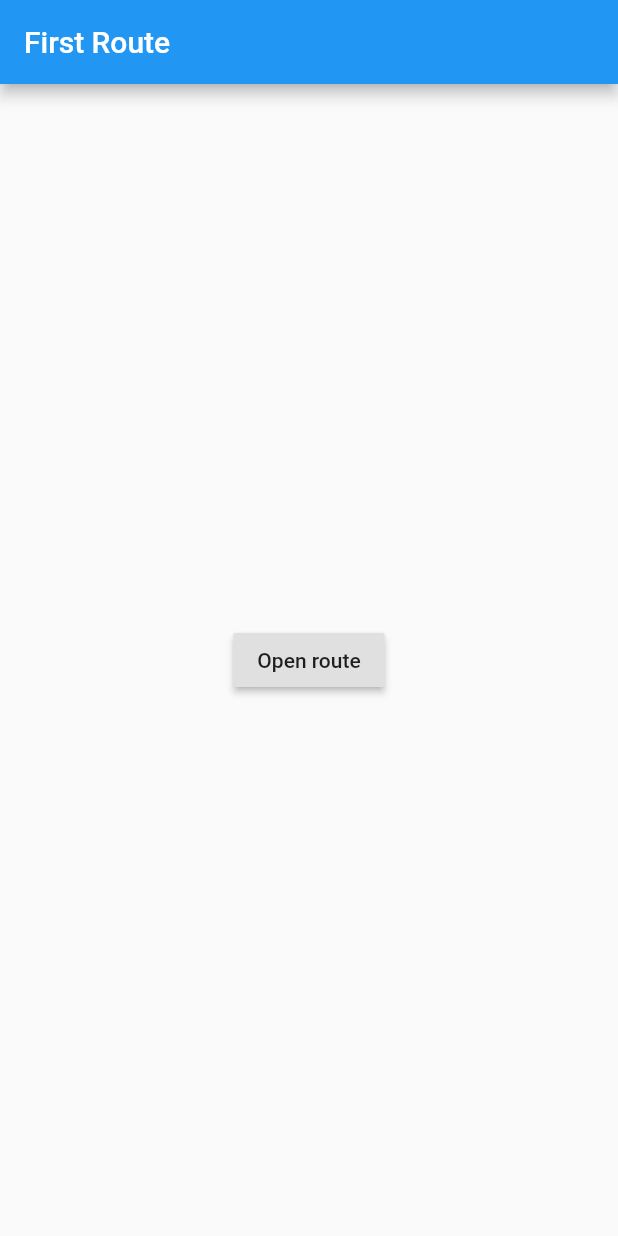
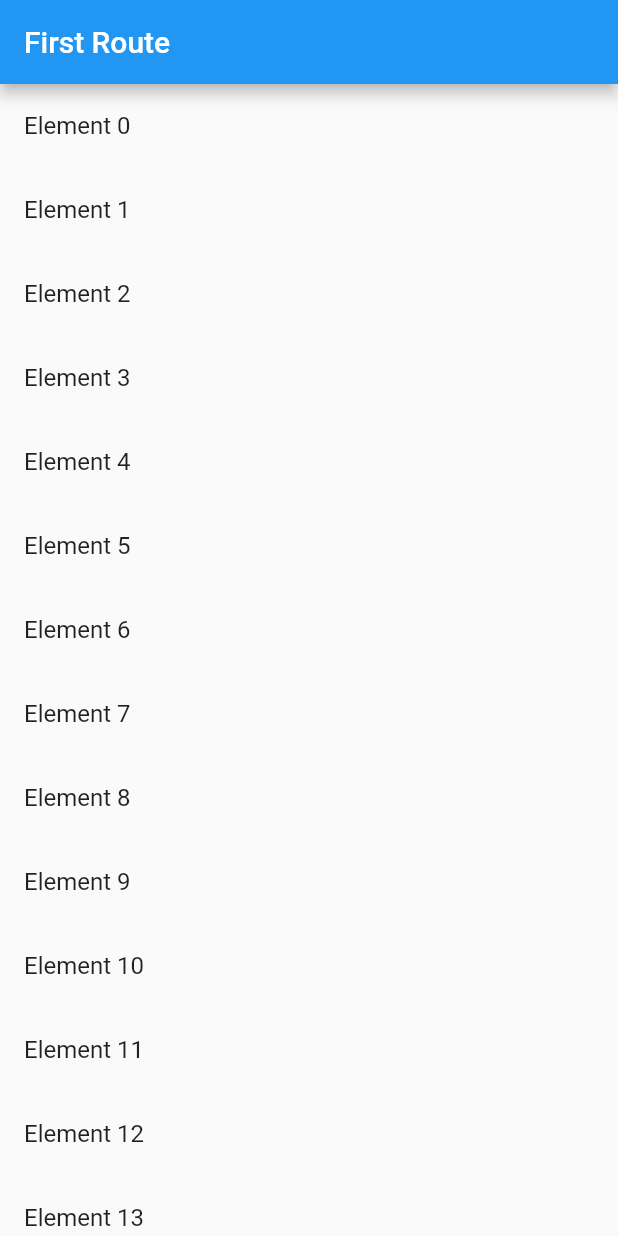
Before and after one commit to Serveix/flutter-example-app, a Flutter app: the screen it shows after launch, on a phone screen of 412 x 824 dp. Run offline on Flutter 3.47's test engine with Material 2 defaults, Android fonts, the phone set to English and light mode, and no system bars.

Commit message:
Pass info to another screen in a list

```diff
--- a/lib/main.dart
+++ b/lib/main.dart
@@ -3,46 +3,69 @@ import 'package:flutter/material.dart';
 void main() {
   runApp(MaterialApp(
     title: 'Navigation Basics',
-    home: FirstRoute(),
+    home: FirstRoute(
+      todos: List.generate(
+        20,
+        (i) => Element(
+          "Element $i",
+          "Description item $i",
+        ),
+      ),
+    ),
   ));
 }
 
+class Element {
+  final String title;
+  final String description;
+
+  Element(this.title, this.description);
+}
+
 class FirstRoute extends StatelessWidget {
+  final List<Element> todos;
+
+  FirstRoute({Key key, @required this.todos}) : super(key: key);
+
   @override
   Widget build(BuildContext context) {
     return Scaffold(
       appBar: AppBar(
         title: Text('First Route'),
       ),
-      body: Center(
-        child: RaisedButton(
-          child: Text('Open route'),
-          onPressed: () {
-            Navigator.push(
-              context,
-              MaterialPageRoute(builder: (context) => SecondRoute()),
-            );
-          },
-        ),
+      body: ListView.builder(
+        itemCount: todos.length,
+        itemBuilder: (context, index) {
+          return ListTile(
+            title: Text(todos[index].title),
+            onTap: () {
+              Navigator.push(
+                context,
+                MaterialPageRoute(
+                  builder: (context) => SecondRoute(todo: todos[index]),
+                ),
+              );
+            },
+          );
+        },
       ),
     );
   }
 }
 
 class SecondRoute extends StatelessWidget {
+  final Element todo;
+  SecondRoute({Key key, @required this.todo}) : super(key: key);
+
   @override
   Widget build(BuildContext context) {
     return Scaffold(
       appBar: AppBar(
-        title: Text("Second Route"),
+        title: Text(todo.title),
       ),
-      body: Center(
-        child: RaisedButton(
-          onPressed: () {
-            Navigator.pop(context);
-          },
-          child: Text('Go back!'),
-        ),
+      body: Padding(
+        padding: EdgeInsets.all(16.0),
+        child: Text(todo.description),
       ),
     );
   }
```
